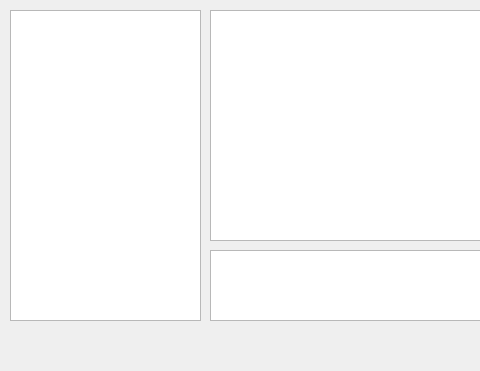
Old version of the form form.ui in the repository Vladislav-S/vk; both pictures show x 0 to 480 and y 0 to 371 of the 714 by 371 pixel window.
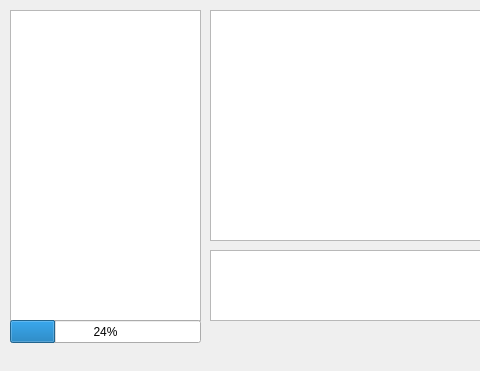
New version of the form. Custom widgets are drawn as their Qt base class.

What changed in the file:
```diff
--- a/form.ui
+++ b/form.ui
@@ -56,7 +56,27 @@
     <string>sent</string>
    </property>
   </widget>
+  <widget class="QProgressBar" name="progressBar">
+   <property name="geometry">
+    <rect>
+     <x>10</x>
+     <y>320</y>
+     <width>191</width>
+     <height>23</height>
+    </rect>
+   </property>
+   <property name="value">
+    <number>24</number>
+   </property>
+  </widget>
  </widget>
+ <customwidgets>
+  <customwidget>
+   <class>myQTextEdit</class>
+   <extends>QTextEdit</extends>
+   <header>myqtextedit.h</header>
+  </customwidget>
+ </customwidgets>
  <resources/>
  <connections/>
 </ui>
```
Left out of the diff: 2 changed lines with no effect on the pictures.
